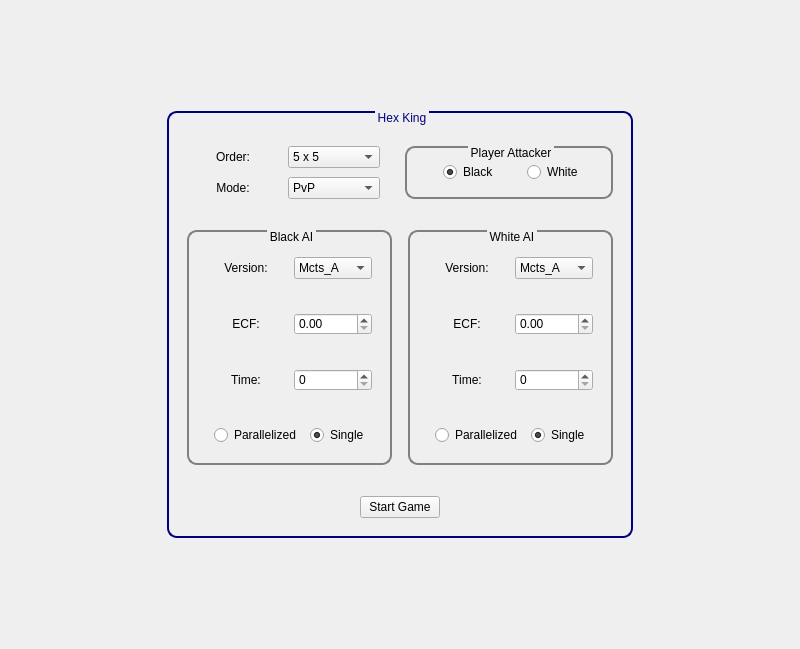
The window that Test_1/hex_ui/StartWidget.ui (supine0703/HexKing) describes before a commit, drawn with Qt 5.
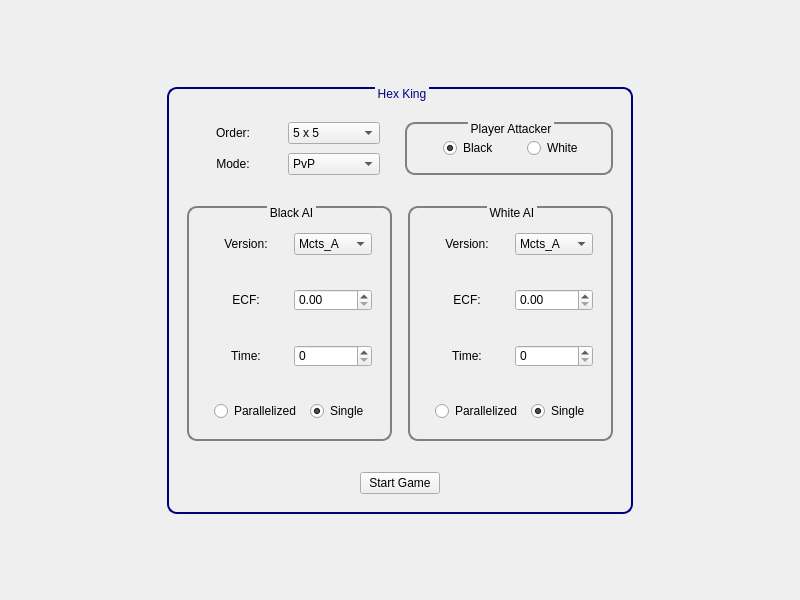
The same window after the commit.

```diff
--- a/Test_1/hex_ui/StartWidget.ui
+++ b/Test_1/hex_ui/StartWidget.ui
@@ -10,7 +10,7 @@
     <x>0</x>
     <y>0</y>
     <width>800</width>
-    <height>649</height>
+    <height>600</height>
    </rect>
   </property>
   <property name="windowTitle">
```
Left out of the diff: 52 changed lines with no effect on the pictures.
